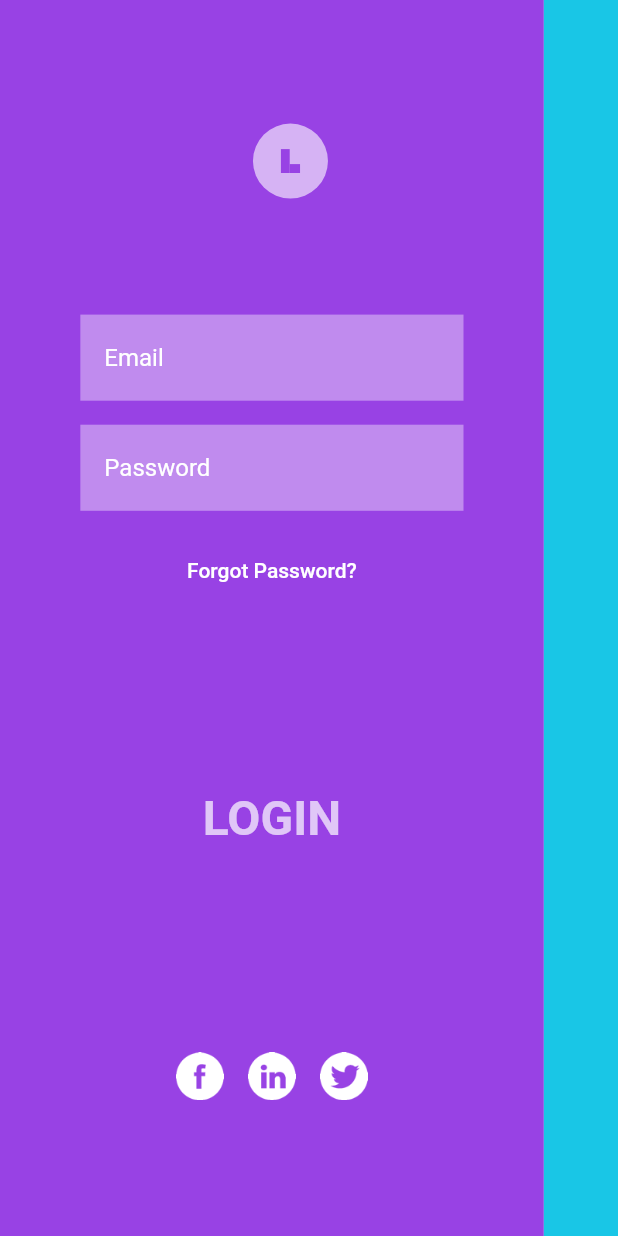
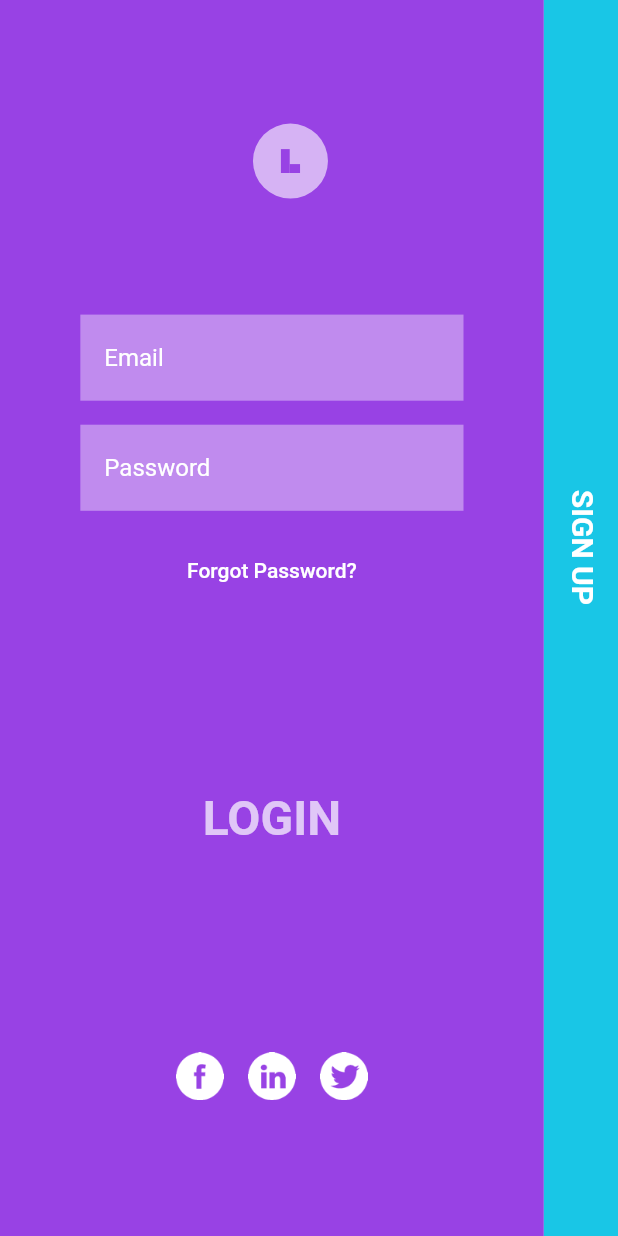
Before and after one commit to MohanpreetS/flutter_projects, a Flutter app: the screen it shows after launch, on a phone screen of 412 x 824 dp. Run offline on Flutter 3.47's test engine with Material 2 defaults, Android fonts, the phone set to English and light mode, and no system bars; our stand-ins replace flutter_svg, websafe_svg.

Commit message:
added sign up text

```diff
--- a/animated_login/lib/auth_screen.dart
+++ b/animated_login/lib/auth_screen.dart
@@ -135,6 +135,38 @@ class _AuthScreenState extends State<AuthScreen> with SingleTickerProviderStateM
                   ),
                 ),
               ),
+              //Sign up
+              AnimatedPositioned(
+                duration: defaultDuration,
+                bottom: !_isShowSignUp ? _size.height / 2 - 80 : _size.height * 0.3,
+                right: _isShowSignUp ? _size.width * 0.44 - 80 : 0,
+                child: DefaultTextStyle(
+                  textAlign: TextAlign.center,
+                  style: TextStyle(
+                    fontSize: !_isShowSignUp ? 20 : 32,
+                    fontWeight: FontWeight.bold,
+                    color: !_isShowSignUp ? Colors.white : Colors.white70,
+                  ),
+                  child: Transform.rotate(
+                    angle: (90 - _animationTextRotate.value) * pi / 180,
+                    alignment: Alignment.topRight,
+                    child: InkWell(
+                      onTap: () {
+                        if (!_isShowSignUp) {
+                          updateView();
+                        }
+                      },
+                      child: Container(
+                        padding: const EdgeInsets.symmetric(vertical: defpaultPadding * 0.75),
+                        width: 160,
+                        child: Text(
+                          "SIGN UP",
+                        ),
+                      ),
+                    ),
+                  ),
+                ),
+              ),
             ],
           );
         },
```
